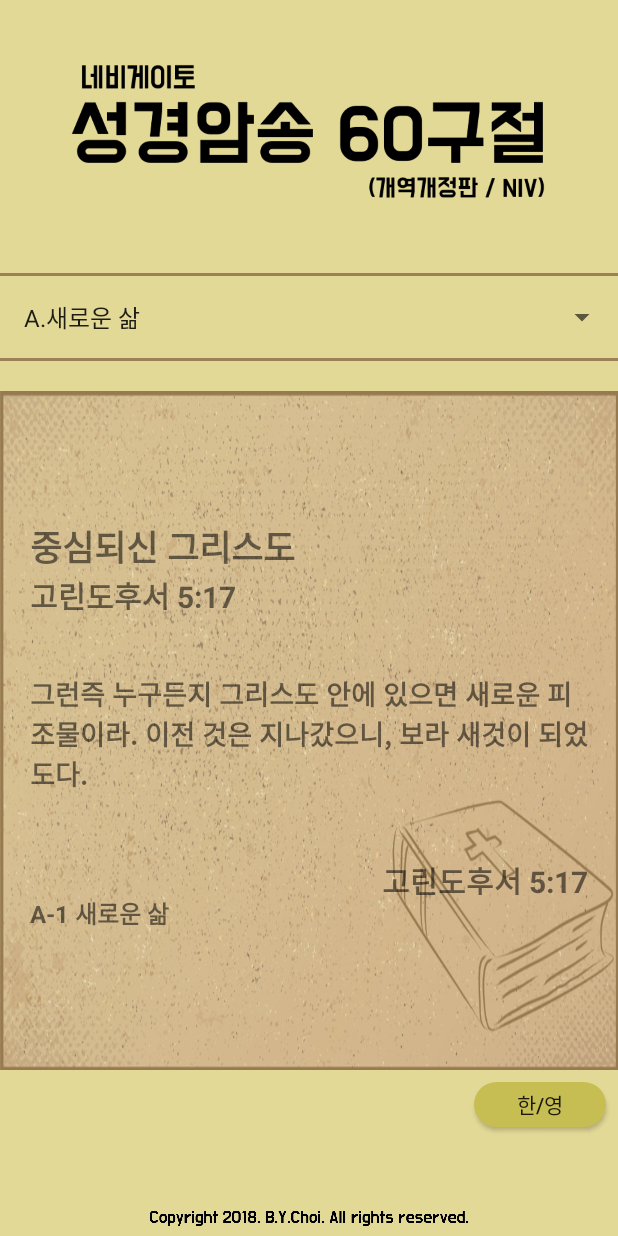
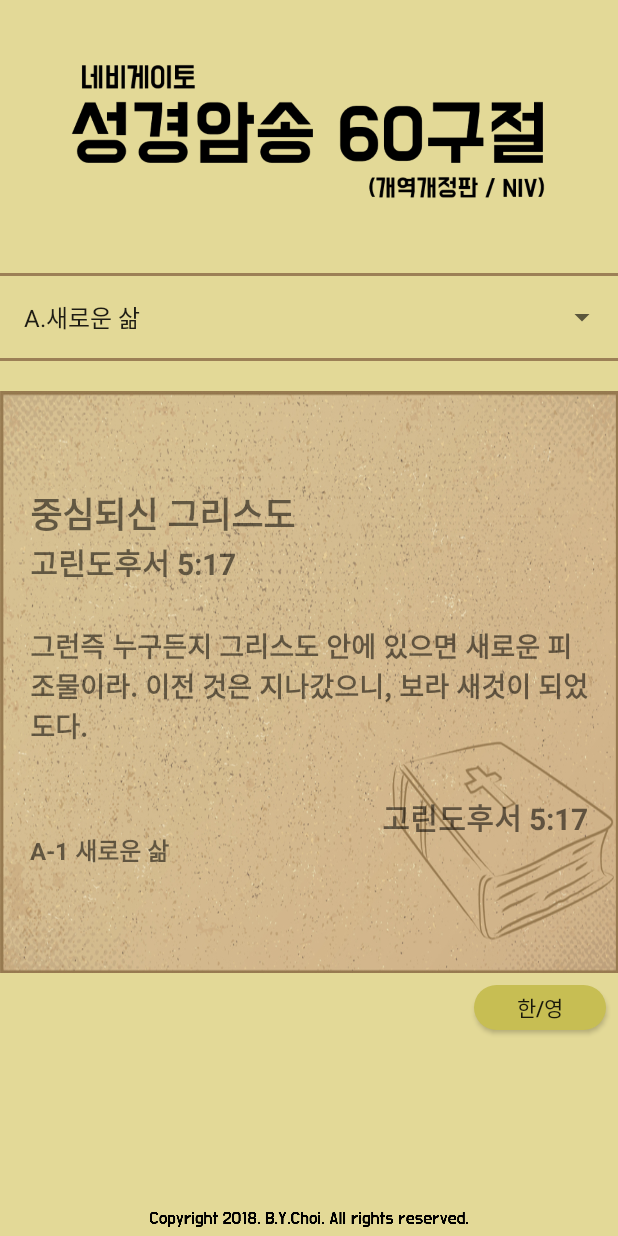
Before and after one commit to bychoi00/project1, an Android app: the screen it shows after launch (MainActivity), on a phone screen of 412 x 824 dp. Run offline under Robolectric (Android 15) with nearby library versions, the phone set to English and light mode, and no system bars.

Commit message:
Revert "최종(화면잘림 개선)"
This reverts commit 0db5a9291cdad8f1cd2fd789ba9ea60109b9d99b.

```diff
--- a/bible_test/app/build.gradle
+++ b/bible_test/app/build.gradle
@@ -6,8 +6,8 @@ android {
         applicationId "com.bibleapp.media_choi.bible_test"
         minSdkVersion 19
         targetSdkVersion 26
-        versionCode 3
-        versionName '1.3'
+        versionCode 2
+        versionName '1.1'
         testInstrumentationRunner "android.support.test.runner.AndroidJUnitRunner"
     }
     buildTypes {
--- a/bible_test/app/src/main/res/layout/activity_main.xml
+++ b/bible_test/app/src/main/res/layout/activity_main.xml
@@ -51,7 +51,7 @@
             android:id="@+id/myLayout"
             android:layout_width="match_parent"
             android:layout_height="0dp"
-            android:layout_weight="2"
+            android:layout_weight="1"
             android:background="@drawable/background2"
             android:gravity="center_vertical"
             android:orientation="vertical"
@@ -80,7 +80,7 @@
             <TextView
                 android:id="@+id/textBody"
                 android:layout_width="match_parent"
-                android:layout_height="160dp"
+                android:layout_height="140dp"
                 android:gravity="center_vertical"
                 android:paddingTop="5dp"
                 android:text="BodyBodyBodychapterchapterchapterchapterchapterchapterchapterchapter"
```
Also changed, not shown: 1 other file.
